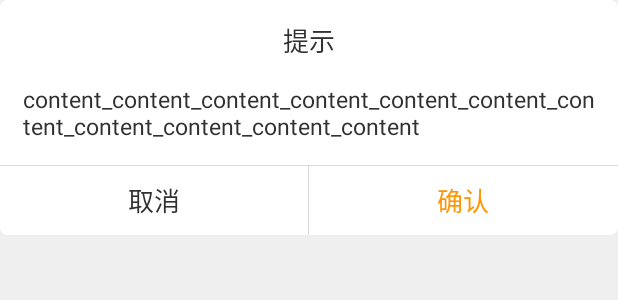
After one commit to ChenYunerer/OpernAppV2, an Android app: the layout layout_base_dialog.xml on its own in the app's theme, with its tools: preview values and no code run, on a phone screen of 412 x 824 dp. The commit adds this screen. Shown: the top 300 px of the screen. Run offline under Robolectric (Android 15) with nearby library versions, the phone set to English and light mode, and no system bars.

Commit message:
自定义dialog

```diff
--- a/app/src/main/java/com/yun/opern/ui/activitys/MainActivity.java
+++ b/app/src/main/java/com/yun/opern/ui/activitys/MainActivity.java
@@ -1,6 +1,5 @@
 package com.yun.opern.ui.activitys;
 
-import android.os.Build;
 import android.support.v4.app.Fragment;
 import android.support.v4.app.FragmentManager;
 import android.support.v4.app.FragmentPagerAdapter;
@@ -43,7 +42,6 @@ public class MainActivity extends BaseActivity {
     View indicator;
 
     private ViewPagerAdapter viewPagerAdapter;
-    private int searchFabInitBottomMargin;
 
     @Override
     protected int contentViewRes() {
@@ -53,9 +51,6 @@ public class MainActivity extends BaseActivity {
 
     @Override
     protected void initView() {
-        if (Build.VERSION.SDK_INT >= Build.VERSION_CODES.M) {
-            getWindow().getDecorView().setSystemUiVisibility(View.SYSTEM_UI_FLAG_LAYOUT_FULLSCREEN | View.SYSTEM_UI_FLAG_LIGHT_STATUS_BAR);
-        }
         viewPagerAdapter = new ViewPagerAdapter(getSupportFragmentManager());
         viewPager.setOffscreenPageLimit(2);
         viewPager.setAdapter(viewPagerAdapter);
--- /dev/null
+++ b/app/src/main/res/drawable/shape_common_dialog_bg.xml
@@ -0,0 +1,7 @@
+<?xml version="1.0" encoding="utf-8"?>
+<shape xmlns:android="http://schemas.android.com/apk/res/android">
+
+    <corners android:radius="5dp" />
+    <solid android:color="@color/white" />
+
+</shape>
--- a/app/src/main/res/layout/activity_main.xml
+++ b/app/src/main/res/layout/activity_main.xml
@@ -3,7 +3,6 @@
     xmlns:tools="http://schemas.android.com/tools"
     android:layout_width="match_parent"
     android:layout_height="match_parent"
-    android:fitsSystemWindows="true"
     tools:context="com.yun.opern.ui.activitys.MainActivity">
 
     <LinearLayout
--- /dev/null
+++ b/app/src/main/res/layout/layout_base_dialog.xml
@@ -0,0 +1,88 @@
+<?xml version="1.0" encoding="utf-8"?>
+<LinearLayout xmlns:android="http://schemas.android.com/apk/res/android"
+    android:layout_width="match_parent"
+    android:layout_height="wrap_content"
+    xmlns:tools="http://schemas.android.com/tools"
+    android:background="@drawable/shape_common_dialog_bg"
+    android:orientation="vertical">
+
+    <LinearLayout
+        android:layout_marginRight="15dp"
+        android:layout_marginLeft="15dp"
+        android:layout_width="match_parent"
+        android:layout_height="wrap_content"
+        android:orientation="vertical">
+
+        <TextView
+            android:id="@+id/tv_title"
+            android:layout_marginTop="13dp"
+            android:layout_gravity="center_horizontal"
+            android:layout_width="wrap_content"
+            android:layout_height="wrap_content"
+            android:singleLine="true"
+            android:text="提示"
+            android:textSize="17sp"
+            android:textColor="@color/black" />
+
+
+        <FrameLayout
+            android:id="@+id/fl_content"
+            android:paddingTop="15dp"
+            android:paddingBottom="15dp"
+            android:layout_width="match_parent"
+            android:layout_height="match_parent">
+
+            <TextView
+                android:id="@+id/tv_content"
+                android:layout_width="match_parent"
+                android:layout_height="wrap_content"
+                android:textSize="15sp"
+                tools:text="content_content_content_content_content_content_content_content_content_content_content"
+                android:textColor="@color/black" />
+
+        </FrameLayout>
+
+    </LinearLayout>
+
+    <View
+        android:id="@+id/divider"
+        android:layout_width="match_parent"
+        android:layout_height="1px"
+        android:background="@color/side_color" />
+
+    <LinearLayout
+        android:id="@+id/button_btn"
+        android:layout_alignParentBottom="true"
+        android:layout_width="match_parent"
+        android:layout_height="46dp"
+        android:orientation="horizontal">
+
+        <Button
+            android:id="@+id/btn_negative"
+            android:layout_weight="1"
+            android:layout_width="0dp"
+            android:layout_height="match_parent"
+            android:text="取消"
+            android:background="@null"
+            android:textColor="@color/black"
+            android:textSize="17sp" />
+
+        <View
+            android:layout_width="1px"
+            android:layout_height="match_parent"
+            android:background="@color/side_color" />
+
+        <Button
+            android:id="@+id/btn_positive"
+            android:layout_weight="1"
+            android:layout_width="0dp"
+            android:layout_height="match_parent"
+            android:text="确认"
+            android:background="@null"
+            android:textColor="@color/orange"
+            android:textSize="17sp" />
+
+    </LinearLayout>
+
+
+</LinearLayout>
--- a/app/src/main/res/values/colors.xml
+++ b/app/src/main/res/values/colors.xml
@@ -6,13 +6,15 @@
     <color name="colorAccent">#FF4081</color>
 
 
-
     <color name="green">#20B2AA</color>
 
     <!--应用的背景颜色-->
     <color name="app_background">#EFEFEF</color>
 
     <color name="light_blue">#6593cb</color>
+
+    <color name="orange">#ff9500</color>
+
 
     <!--灰阶-->
     <color name="white">#FFFFFF</color>
--- a/app/src/main/res/values/styles.xml
+++ b/app/src/main/res/values/styles.xml
@@ -5,7 +5,8 @@
         <!-- Customize your theme here. -->
         <item name="colorPrimary">@color/white</item>
         <item name="colorPrimaryDark">#fafafa</item>
-        <item name="colorAccent">@color/white</item>
+        <item name="colorAccent">@color/black</item>
+        <item name="android:fitsSystemWindows">true</item>
         <item name="android:windowBackground">@color/app_background</item>
     </style>
 
```
Also changed, not shown: app/src/main/java/com/yun/opern/ui/bases/BaseActivity.java (+17 -10 lines), app/src/main/java/com/yun/opern/ui/dialog/BaseDialog.java (added, +127 -0 lines), app/src/main/java/com/yun/opern/ui/dialog/CommonDialog.java (added, +56 -0 lines), app/src/main/java/com/yun/opern/ui/dialog/LoadingDialog.java (added, +60 -0 lines), app/src/main/java/com/yun/opern/ui/fragments/MineFragment.java (+0 -7 lines), app/src/main/res/drawable/shape_loading_dialog.xml (added, +7 -0 lines), app/src/main/res/layout/fragment_mine.xml (+8 -7 lines), app/src/main/res/layout/layout_common_dialog_content.xml (added, +11 -0 lines), app/src/main/res/layout/loading_dialog.xml (added, +33 -0 lines).
